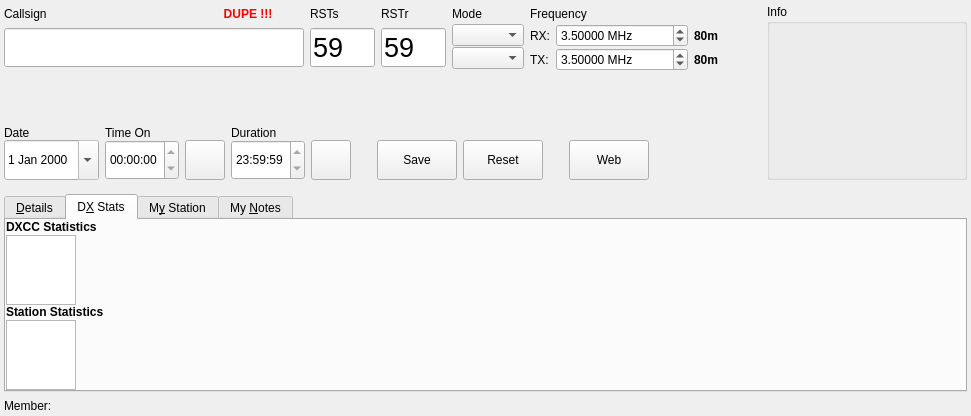
Before: the Qt Designer form ui/NewContactWidget.ui in aa5sh/QLog, drawn with Qt 5.
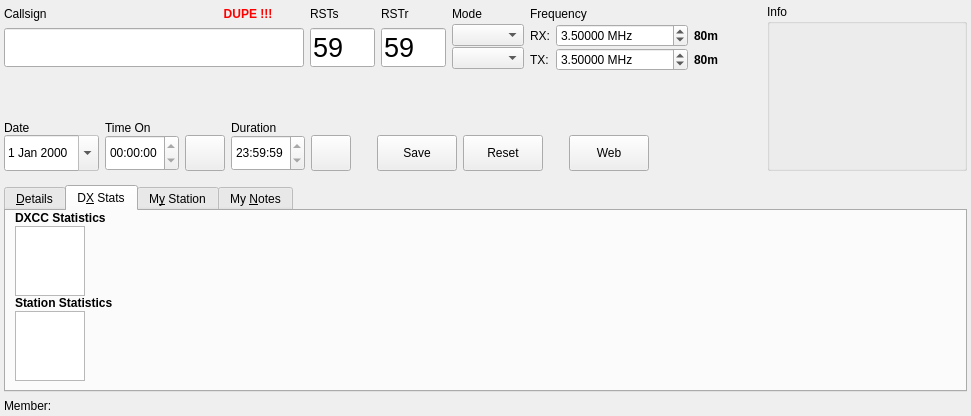
After: the same form once the commit is applied. The open tabs and pages were chosen to show the change. Icons and pictures are not drawn. Custom widgets are drawn as their Qt base class.

Commit message: Fixing #989 - NewContact: Changed size policy (3)

The edit to the form file:
```diff
--- a/ui/NewContactWidget.ui
+++ b/ui/NewContactWidget.ui
@@ -1417,18 +1417,12 @@
        <property name="spacing">
         <number>0</number>
        </property>
-       <property name="leftMargin">
-        <number>0</number>
-       </property>
        <property name="topMargin">
         <number>0</number>
        </property>
        <property name="rightMargin">
         <number>0</number>
        </property>
-       <property name="bottomMargin">
-        <number>0</number>
-       </property>
        <item>
         <widget class="QLabel" name="dxccTableLabel">
          <property name="text">
```
